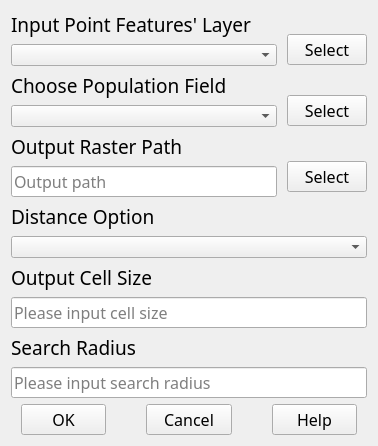
Above: KernelToolWidget.ui from lsl1229840757/GeoSystem before the change. Below: the same form after it.
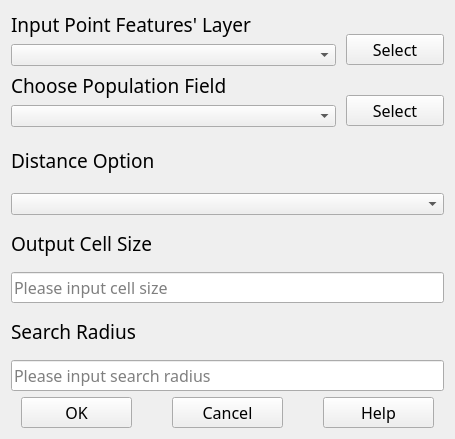
That is the form after the change. Custom widgets are drawn as their Qt base class.

Commit message: 添加核函数权重计算和默认计算

The edit to the form file:
```diff
--- a/KernelToolWidget.ui
+++ b/KernelToolWidget.ui
@@ -6,8 +6,8 @@
    <rect>
     <x>0</x>
     <y>0</y>
-    <width>378</width>
-    <height>339</height>
+    <width>455</width>
+    <height>439</height>
    </rect>
   </property>
   <property name="windowTitle">
@@ -108,69 +108,6 @@
      </item>
     </layout>
    </item>
-   <item>
-    <layout class="QHBoxLayout" name="horizontalLayout_out" stretch="10,3">
-     <property name="spacing">
-      <number>10</number>
-     </property>
-     <item>
-      <layout class="QVBoxLayout" name="verticalLayout_out">
-       <item>
-        <widget class="QLabel" name="label_out">
-         <property name="font">
-          <font>
-           <family>Adobe Arabic</family>
-           <pointsize>14</pointsize>
-          </font>
-         </property>
-         <property name="text">
-          <string>Output Raster Path</string>
-         </property>
-        </widget>
-       </item>
-       <item>
-        <widget class="QLineEdit" name="lineEdit_out">
-         <property name="font">
-          <font>
-           <family>Adobe Arabic</family>
-           <pointsize>12</pointsize>
-          </font>
-         </property>
-         <property name="inputMask">
-          <string/>
-         </property>
-         <property name="placeholderText">
-          <string>Output path</string>
-         </property>
-        </widget>
-       </item>
-      </layout>
-     </item>
-     <item>
-      <layout class="QVBoxLayout" name="verticalLayout_outbtn" stretch="0">
-       <property name="spacing">
-        <number>0</number>
-       </property>
-       <property name="topMargin">
-        <number>23</number>
-       </property>
-       <item>
-        <widget class="QPushButton" name="pushButton_out">
-         <property name="font">
-          <font>
-           <family>Adobe Arabic</family>
-           <pointsize>12</pointsize>
-          </font>
-         </property>
-         <property name="text">
-          <string>Select</string>
-         </property>
-        </widget>
-       </item>
-      </layout>
-     </item>
-    </layout>
-   </item>
    <item>
     <layout class="QHBoxLayout" name="horizontalLayout_dist" stretch="10">
      <property name="spacing">
```
Left out of the diff: 21 changed lines with no effect on the pictures. The commit also changes 2 other files.
